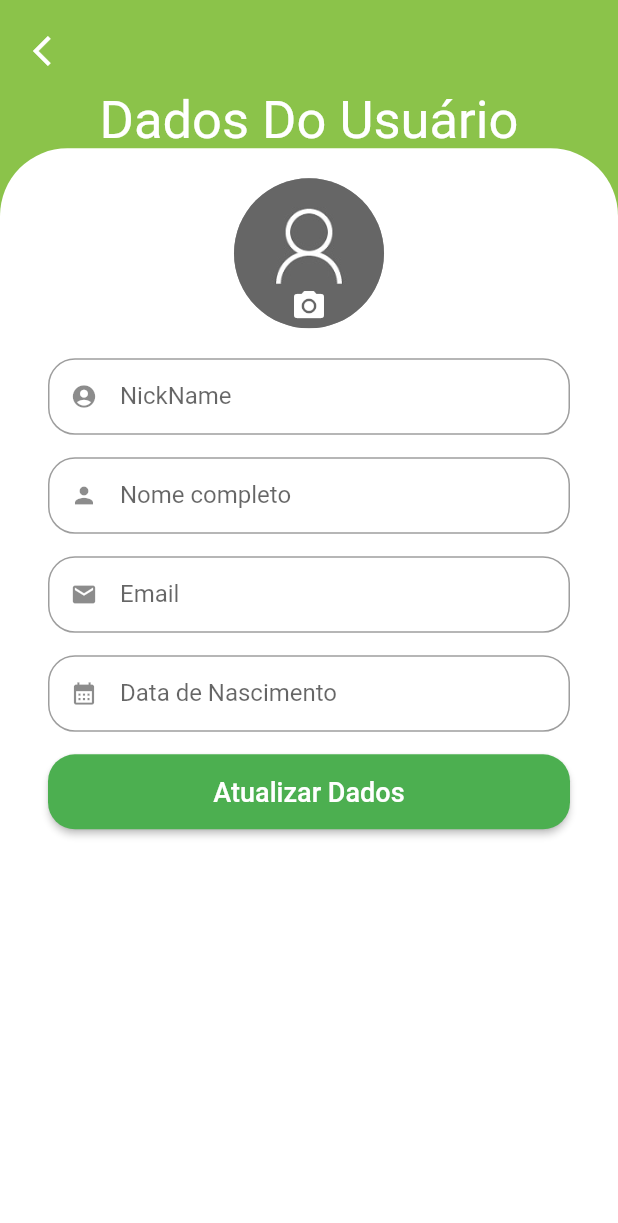
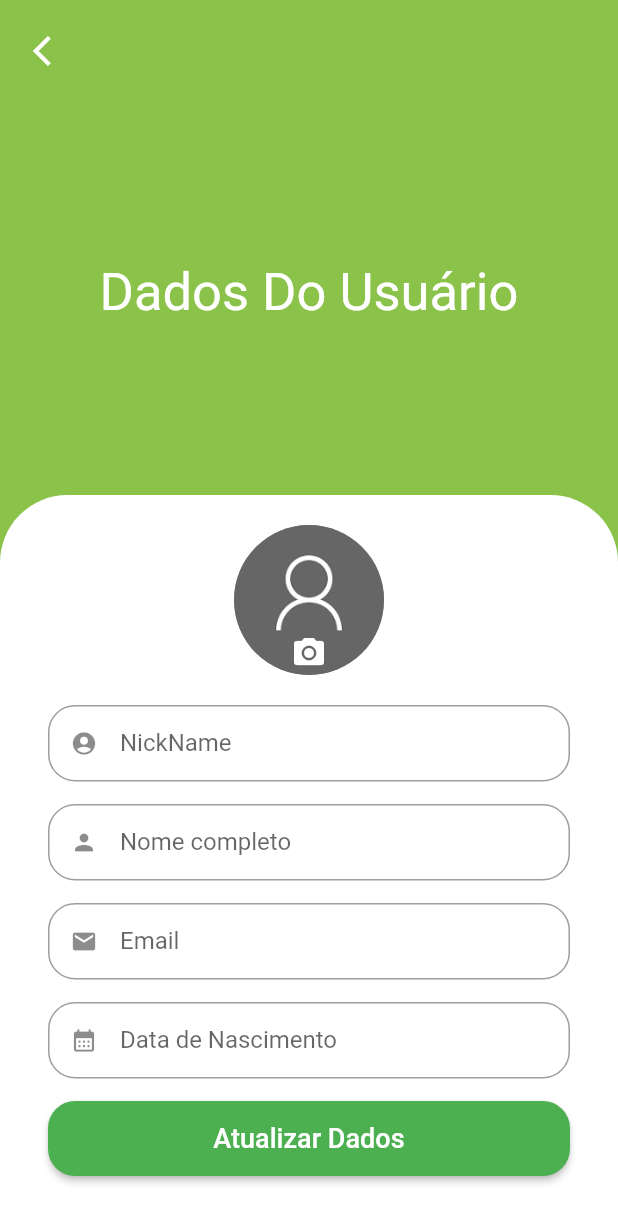
Before and after one commit to rodrigoSouza1984/classifields_apk-FLUTTER, a Flutter app: the Register screen opened by its route, on a phone screen of 412 x 824 dp. Shown: the top 1223 px of the screen. Run offline on Flutter 3.47's test engine with Material 2 defaults, Android fonts, the phone set to English and light mode, and no system bars; our stand-ins replace animated_text_kit, image_picker, shared_preferences; accounts and stored records are empty; network calls fail.

Commit message:
feat: config to heigth page register have max 88% scalfold

```diff
--- a/lib/src/pages/register/register.dart
+++ b/lib/src/pages/register/register.dart
@@ -151,7 +151,9 @@ class _RegisterState extends State<Register> {
 
                   //CONTAINER FORMULARIO
                   Container(
-                    height: MediaQuery.of(context).size.height * 0.88,
+                    constraints: BoxConstraints( //constraints he go even 88% max of screen in the heigth
+                      maxHeight: MediaQuery.of(context).size.height * 0.88,
+                    ),
                     padding: const EdgeInsets.only(
                         top: 20, left: 32, right: 32, bottom: 40),
                     decoration: const BoxDecoration(
```
